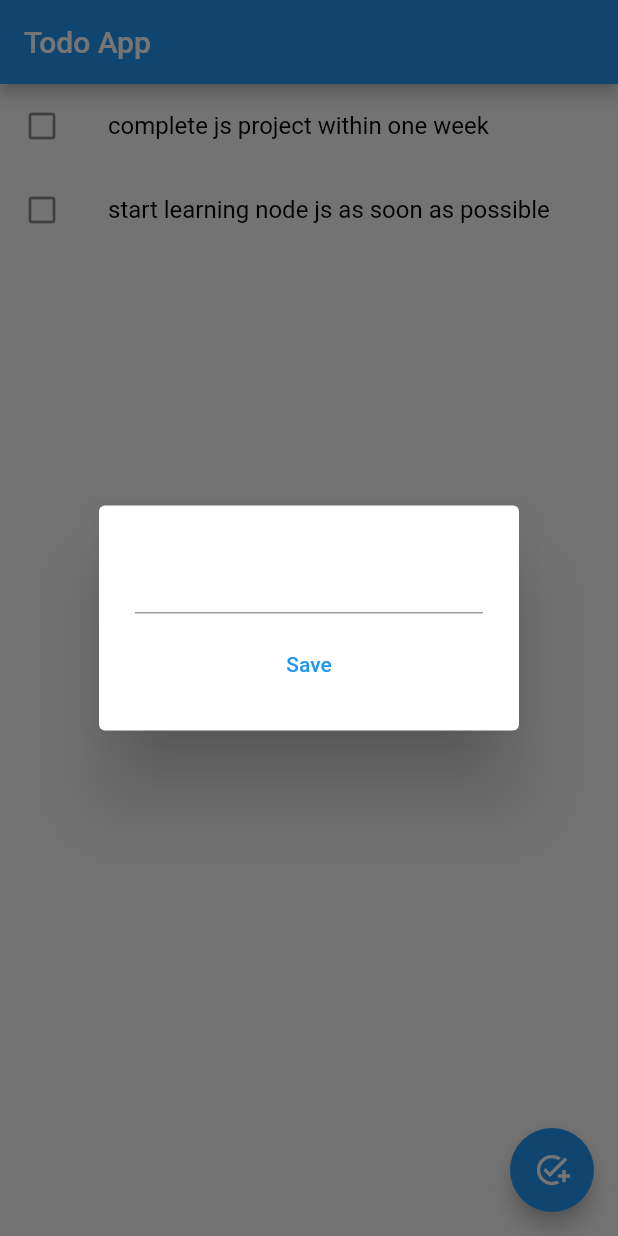
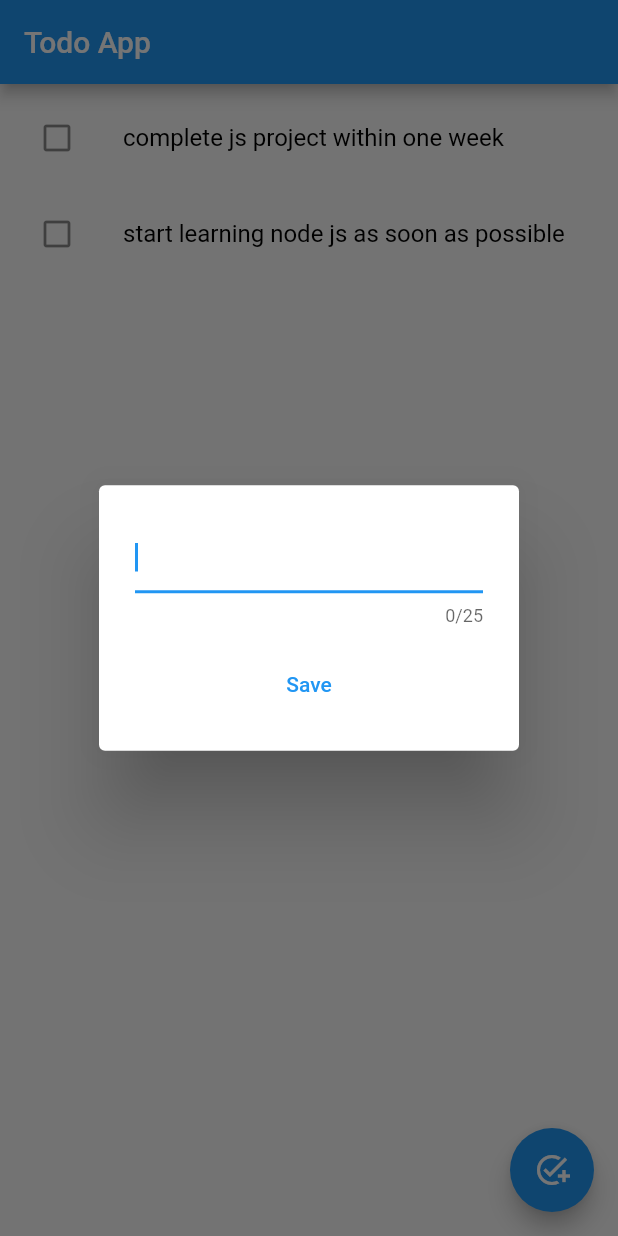
Before and after one commit to abin-ps/Todo-App, a Flutter app: the screen it shows after launch, after a tap on the "add task" icon, on a phone screen of 412 x 824 dp. Run offline on Flutter 3.47's test engine with Material 2 defaults, Android fonts, the phone set to English and light mode, and no system bars.

Commit message:
code optimization and bug fixes

```diff
--- a/lib/pages/home.dart
+++ b/lib/pages/home.dart
@@ -31,7 +31,10 @@ class _HomeState extends State<Home> {
       body: _buildTodoList(),
       floatingActionButton: FloatingActionButton(
         child: Icon(Icons.add_task_outlined),
-        onPressed: _buildShowDialog,
+        onPressed: (){
+          _TaskController.clear();
+          _buildShowDialog();
+        },
       ),
     );
   }
@@ -40,7 +43,9 @@ class _HomeState extends State<Home> {
     return ListView.builder(
       itemCount: _taskList.length,
       itemBuilder: (context, index) {
-        return ListTile(
+        return Padding(
+          padding: const EdgeInsets.fromLTRB(10, 8, 10, 0),
+          child: ListTile(
             leading: Icon(_taskList[index]["doneTaskFlag"]
                 ? Icons.check_box_outlined
                 : Icons.check_box_outline_blank),
@@ -48,7 +53,8 @@ class _HomeState extends State<Home> {
               "${_taskList[index]["title"]}",
               style: _taskList[index]["doneTaskFlag"]
                   ? TextStyle(
-                    color: Colors.grey, decoration: TextDecoration.lineThrough)
+                      color: Colors.grey,
+                      decoration: TextDecoration.lineThrough)
                   : TextStyle(color: Colors.black),
             ),
             onTap: () {
@@ -57,12 +63,13 @@ class _HomeState extends State<Home> {
                     !_taskList[index]["doneTaskFlag"];
               });
             },
+          ),
         );
       },
     );
   }
 
-  Future _buildShowDialog(){
+  Future _buildShowDialog() {
     return showDialog(
       context: context,
       builder: (context) {
@@ -71,26 +78,30 @@ class _HomeState extends State<Home> {
             children: [
               TextField(
                 controller: _TaskController,
+                // textAlign: TextAlign.center,
+                autofocus: true,
+                maxLength: 25,
+                onSubmitted: (value){
+                  _saveNewTask();
+                },
               ),
-                    SizedBox(height: 10),
-                    TextButton(
-                        onPressed: () {
-                          (_TaskController.text != "")
-                              ? setState(() {
-                                  _taskList.add({
-                                    "title": _TaskController.text,
-                                    "doneTaskFlag": false
-                                  });
-                                  _TaskController.clear();
-                                  Navigator.pop(context);
-                                })
-                              : Navigator.pop(context);
-                        },
-                        child: Text("Save"))
+              SizedBox(height: 15),
+              TextButton(onPressed: _saveNewTask, child: Text("Save"))
             ],
           ),
         );
       },
     );
   }
+
+  _saveNewTask() {
+    (_TaskController.text != "")
+        ? setState(() {
+            _taskList
+                .add({"title": _TaskController.text, "doneTaskFlag": false});
+            _TaskController.clear();
+            Navigator.pop(context);
+          })
+        : Navigator.pop(context);
   }
+}
```
Lines whose indentation alone changed are shown as unchanged.
